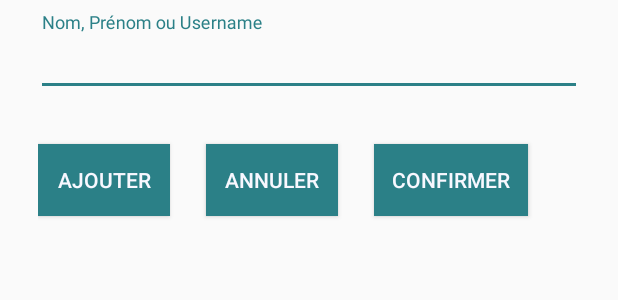
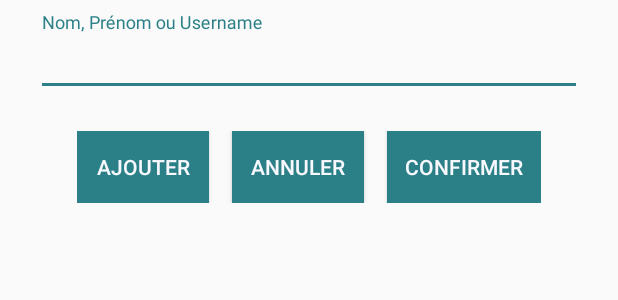
Before and after one commit to antobel2/TripicTAndroid, an Android app: the layout add_friends_dialog.xml on its own in the app's theme, with its tools: preview values and no code run, on a phone screen of 412 x 824 dp. Shown: the top 300 px of the screen. Run offline under Robolectric (Android 15) with nearby library versions, the phone set to English and light mode, and no system bars.

Commit message:
many changes

```diff
--- a/app/src/main/AndroidManifest.xml
+++ b/app/src/main/AndroidManifest.xml
@@ -6,6 +6,7 @@
 
     <application
         android:allowBackup="true"
+        android:persistent="true"
         android:icon="@mipmap/ic_launcher"
         android:label="@string/app_name"
         android:roundIcon="@mipmap/ic_launcher_round"
--- a/app/src/main/java/com/club/coolkids/clientandroid/add_users_to_trip/UserSearchResultAdapter.java
+++ b/app/src/main/java/com/club/coolkids/clientandroid/add_users_to_trip/UserSearchResultAdapter.java
@@ -30,6 +30,7 @@ public class UserSearchResultAdapter extends ArrayAdapter<UserSearchResultDTO> {
         TextView tvUser = v.findViewById(R.id.tvUser);
 
         tvUser.setText(userDTO.lastName + ", " + userDTO.firstName + " | " + userDTO.userName);
+        tvUser.setTextSize(20);
 
         tvUser.setOnClickListener(new View.OnClickListener() {
             @Override
--- a/app/src/main/java/com/club/coolkids/clientandroid/display_posts/DisplayPostAdapter.java
+++ b/app/src/main/java/com/club/coolkids/clientandroid/display_posts/DisplayPostAdapter.java
@@ -57,7 +57,7 @@ public class DisplayPostAdapter extends RecyclerView.Adapter<DisplayPostAdapter.
                     for (int i : item.idTable){
                         toArrayList.add(Integer.toString(i));
                     }
-                    NewBus.bus.post(new EventOnClickForDetails(item.id, item.text, toArrayList, item.date, item.userName));
+                    NewBus.bus.post(new EventOnClickForDetails(item.id, item.text, toArrayList, item.date, item.name));
                 }
             });
         }
@@ -121,7 +121,7 @@ public class DisplayPostAdapter extends RecyclerView.Adapter<DisplayPostAdapter.
 
         holder.postDescriptionTextView.setText(mDataset[position].text);
         holder.postDateTextView.setText(mDataset[position].date);
-        holder.textUsername.setText(mDataset[position].userName);
+        holder.textUsername.setText(mDataset[position].name);
     }
 
     // Return the size of your dataset (invoked by the layout manager)
--- a/app/src/main/java/com/club/coolkids/clientandroid/login_signup/SignupActivity.java
+++ b/app/src/main/java/com/club/coolkids/clientandroid/login_signup/SignupActivity.java
@@ -78,7 +78,6 @@ public class SignupActivity extends AppCompatActivity {
         loginLink.setOnClickListener(new View.OnClickListener() {
             @Override
             public void onClick(View v) {
-                finish();
                 Intent i = new Intent(getApplicationContext(), LoginActivity.class);
                 startActivity(i);
             }
--- a/app/src/main/java/com/club/coolkids/clientandroid/models/dtos/PostDTO.java
+++ b/app/src/main/java/com/club/coolkids/clientandroid/models/dtos/PostDTO.java
@@ -9,10 +9,10 @@ public class PostDTO {
     public String text;
     public List<Integer> idTable;
     public String date;
-    public String userName;
+    public String name;
 
     public PostDTO(int i, String t, List<Integer> idTable, String u){
         this.idTable = idTable;
-        userName = u;
+        name = u;
     }
 }
--- a/app/src/main/java/com/club/coolkids/clientandroid/models/dtos/SignedInUserDTO.java
+++ b/app/src/main/java/com/club/coolkids/clientandroid/models/dtos/SignedInUserDTO.java
@@ -10,4 +10,9 @@ public class SignedInUserDTO {
         firstName = f;
         lastName = l;
     }
+
+    @Override
+    public String toString() {
+        return lastName + ", " + firstName + " | " + userName;
+    }
 }
--- a/app/src/main/java/com/club/coolkids/clientandroid/models/dtos/UserSearchResultDTO.java
+++ b/app/src/main/java/com/club/coolkids/clientandroid/models/dtos/UserSearchResultDTO.java
@@ -4,7 +4,8 @@ public class UserSearchResultDTO {
 
     public String userId, firstName, lastName, userName;
 
-    public UserSearchResultDTO(String f, String l, String u){
+    public UserSearchResultDTO(String i, String f, String l, String u){
+        userId = i;
         firstName = f;
         lastName = l;
         userName = u;
--- a/app/src/main/res/layout/add_friends_dialog.xml
+++ b/app/src/main/res/layout/add_friends_dialog.xml
@@ -19,10 +19,7 @@
             android:layout_height="wrap_content"
             android:inputType="textCapWords"
             android:hint="@string/findFriend"
-            android:completionThreshold="1"
-            android:dropDownAnchor="@id/actv_findFriends"
-            android:dropDownVerticalOffset="50dp"
-            android:dropDownHeight="200dp"/>
+            android:completionThreshold="1"/>
     </android.support.design.widget.TextInputLayout>
 
     <LinearLayout
@@ -36,15 +33,22 @@
             android:layout_weight="1"
             android:orientation="vertical">
             <LinearLayout
-                android:layout_width="wrap_content"
+                android:layout_width="match_parent"
                 android:layout_height="wrap_content"
                 android:orientation="horizontal"
-                android:layout_marginStart="25dp">
+                android:layout_marginTop="15dp"
+                android:layout_marginBottom="15dp">
+                <TextView
+                    android:layout_width="wrap_content"
+                    android:layout_height="match_parent"
+                    android:layout_weight="1"/>
+                <LinearLayout
+                    android:layout_width="wrap_content"
+                    android:layout_height="match_parent">
                     <android.support.v7.widget.AppCompatButton
                         android:id="@+id/btn_add"
                         android:layout_width="wrap_content"
                         android:layout_height="wrap_content"
-                    android:layout_marginTop="24dp"
                         android:padding="12dp"
                         android:textColor="@color/ghostWhite"
                         android:background="@color/colorPrimary"
@@ -54,8 +58,7 @@
                         android:id="@+id/btn_cancel"
                         android:layout_width="wrap_content"
                         android:layout_height="wrap_content"
-                    android:layout_marginStart="24dp"
-                    android:layout_marginTop="24dp"
+                        android:layout_marginStart="15dp"
                         android:padding="12dp"
                         android:textColor="@color/ghostWhite"
                         android:background="@color/colorPrimary"
@@ -65,16 +68,24 @@
                         android:id="@+id/btn_addAll"
                         android:layout_width="wrap_content"
                         android:layout_height="wrap_content"
-                    android:layout_margin="24dp"
+                        android:layout_marginStart="15dp"
                         android:padding="12dp"
                         android:textColor="@color/ghostWhite"
                         android:background="@color/colorPrimary"
                         android:text="@string/confirm" />
                 </LinearLayout>
+                <TextView
+                    android:layout_width="wrap_content"
+                    android:layout_height="match_parent"
+                    android:layout_weight="1"/>
+
+            </LinearLayout>
 
             <LinearLayout
                 android:layout_width="wrap_content"
-                android:layout_height="wrap_content">
+                android:layout_height="wrap_content"
+                android:layout_marginStart="24dp"
+                android:layout_marginEnd="24dp">
                 <ListView
                     android:id="@+id/lvAddFriends"
                     android:layout_width="wrap_content"
--- a/app/src/main/res/layout/add_friends_list_item.xml
+++ b/app/src/main/res/layout/add_friends_list_item.xml
@@ -11,8 +11,7 @@
         android:textColor="@color/colorText"
         android:layout_width="wrap_content"
         android:layout_height="match_parent"
-        android:enabled="false"
-        android:layout_weight="1"/>
+        android:enabled="false"/>
 
     <TextView
         android:layout_width="wrap_content"
--- a/app/src/main/res/layout/display_trips.xml
+++ b/app/src/main/res/layout/display_trips.xml
@@ -8,7 +8,7 @@
     tools:context=".display_trips.DisplayTrips">
 
     <android.support.v4.widget.SwipeRefreshLayout
-        android:id="@+id/pullToRefresh"
+        android:id="@+id/pullToRefreshTrips"
         android:layout_width="match_parent"
         android:layout_height="wrap_content">
 
--- a/app/src/main/res/layout/see_friends_dialog.xml
+++ b/app/src/main/res/layout/see_friends_dialog.xml
@@ -16,7 +16,8 @@
             <ListView
                 android:id="@+id/lvFriendsInTrip"
                 android:layout_width="wrap_content"
-                android:layout_height="wrap_content">
+                android:layout_height="wrap_content"
+                android:layout_margin="24dp">
 
             </ListView>
         </LinearLayout>
--- a/app/src/main/res/layout/see_friends_list_item.xml
+++ b/app/src/main/res/layout/see_friends_list_item.xml
@@ -6,8 +6,9 @@
 
     <TextView
         android:id="@+id/tvUser"
-        android:textSize="30dp"
-        android:padding="10dp"
+        android:textSize="20dp"
+        android:paddingTop="10dp"
+        android:paddingBottom="10dp"
         android:textColor="@color/colorText"
         android:layout_width="match_parent"
         android:layout_height="match_parent" />
```
Also changed, not shown: app/src/main/java/com/club/coolkids/clientandroid/add_users_to_trip/AddFriendsDialogFragment.java (+33 -4 lines), app/src/main/java/com/club/coolkids/clientandroid/display_trips/DisplayTrips.java (+21 -17 lines), app/src/main/java/com/club/coolkids/clientandroid/login_signup/LoginActivity.java (+0 -11 lines). Lines whose indentation alone changed are shown as unchanged.
